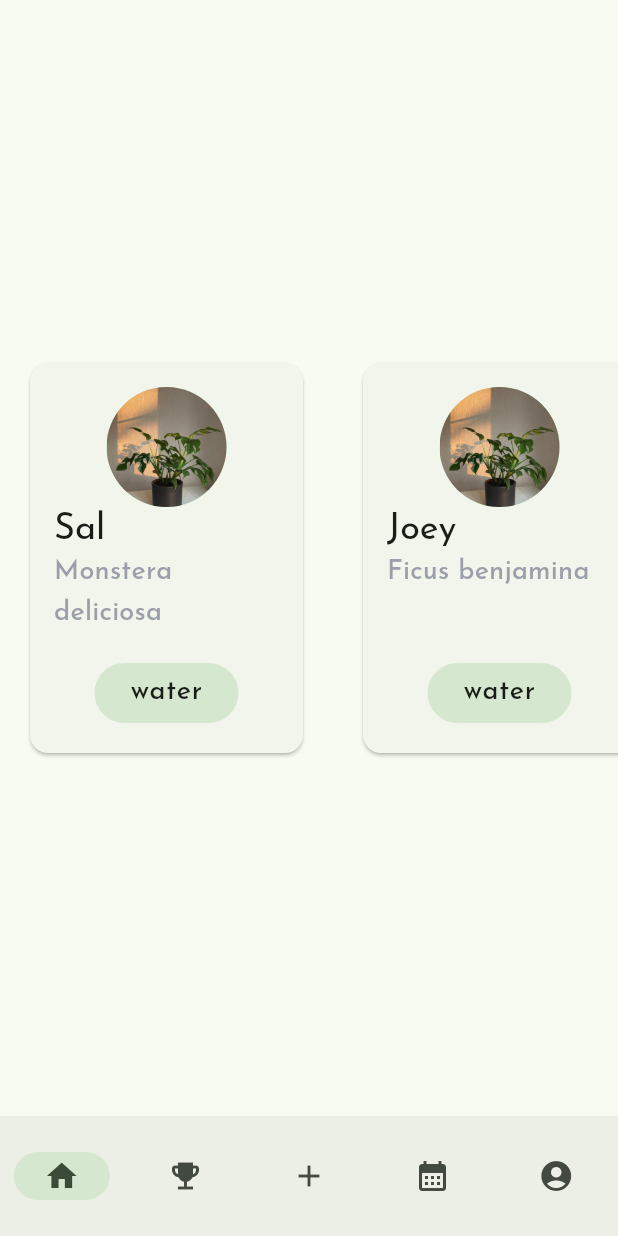
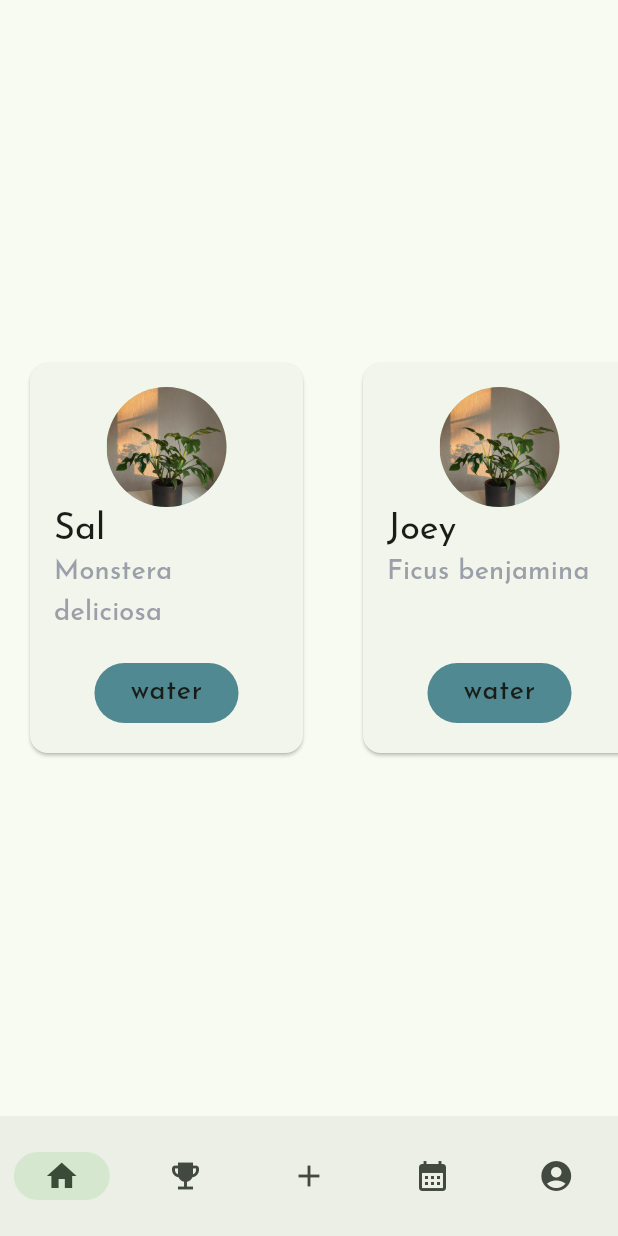
Before and after one commit to vanhalenar/plantapp, a Flutter app: the screen it shows after launch, on a phone screen of 412 x 824 dp. Run offline on Flutter 3.47's test engine with Material 2 defaults, Android fonts, the phone set to English and light mode, and no system bars; our stand-ins replace google_fonts.

Commit message:
added custom colors to button in homepage, move homepage.dart to view folder

```diff
--- a/lib/controller/collection_controller.dart
+++ b/lib/controller/collection_controller.dart
@@ -1,4 +1,5 @@
 import 'dart:convert';
+import 'package:flutter/material.dart';
 import 'package:flutter/services.dart';
 import 'package:plantapp/model/collection_model.dart';
 
@@ -29,4 +30,14 @@ class CollectionController {
       return "problem";
     }
   }
+
+  Color blueOrBrown(Plant plant) {
+    if (plant.needWater == 1 && plant.needFertilizer == 0) {
+      return Color(0xFF508991);
+    } else if (plant.needFertilizer == 1 && plant.needWater == 0) {
+      return Color(0xFF9D8858);
+    } else {
+      return Colors.white;
+    }
+  }
 }
--- a/lib/main.dart
+++ b/lib/main.dart
@@ -1,6 +1,6 @@
 import 'package:flutter/material.dart';
 import 'package:google_fonts/google_fonts.dart';
-import 'homepage.dart';
+import 'view/homepage.dart';
 import 'view/add_plant.dart';
 import 'view/plant_collection.dart';
 
--- a/lib/homepage.dart
+++ b/lib/view/homepage.dart
@@ -1,6 +1,6 @@
 import 'package:flutter/material.dart';
-import 'controller/collection_controller.dart';
-import 'controller/plant_controller.dart';
+import 'package:plantapp/controller/collection_controller.dart';
+import 'package:plantapp/controller/plant_controller.dart';
 
 class HomePage extends StatefulWidget {
   const HomePage({super.key});
@@ -86,6 +86,12 @@ class _PlantCardState extends State<PlantCard> {
                         child: Align(
                           alignment: Alignment.bottomCenter,
                           child: FilledButton.tonal(
+                              style: ButtonStyle(
+                                backgroundColor:
+                                    MaterialStatePropertyAll<Color>(
+                                        collectionController.blueOrBrown(
+                                            collectionController.tasks[index])),
+                              ),
                               onPressed: onpressed,
                               child: Text(
                                 collectionController.waterOrFertilize(
```
